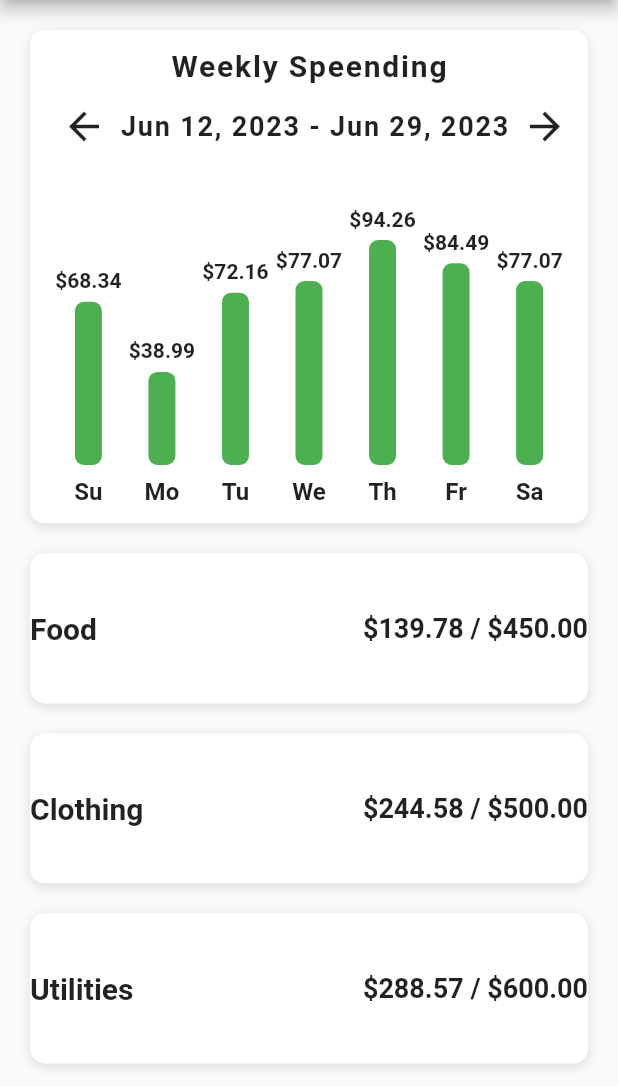
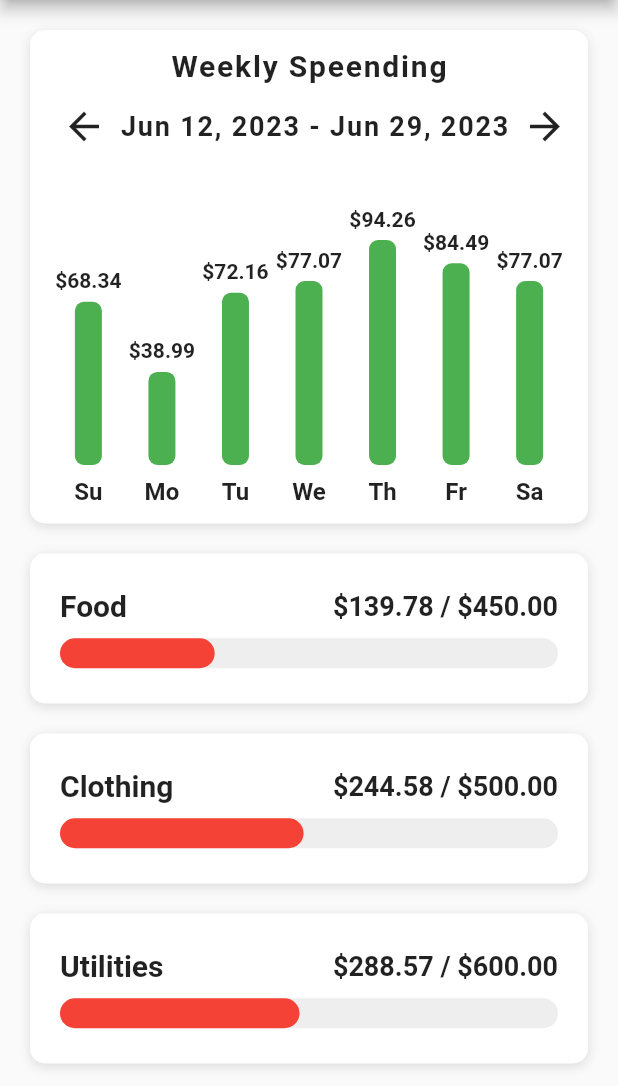
Before and after one commit to Alessandro124/CapitiniBudgetApp, a Flutter app: the screen it shows after launch, on a phone screen of 412 x 824 dp, the part 150-1236 px from its top. Run offline on Flutter 3.47's test engine with Material 2 defaults, Android fonts, the phone set to English and light mode, and no system bars.

Commit message:
layout-builder-done

```diff
--- a/lib/screens/home_screen.dart
+++ b/lib/screens/home_screen.dart
@@ -14,6 +14,7 @@ class HomeScreen extends StatefulWidget {
 class _HomeScreenState extends State<HomeScreen> {
   _buildCategory(Category category, double totalAmountSpend) {
     return Container(
+      padding: const EdgeInsets.all(20.0),
       margin: const EdgeInsets.symmetric(horizontal: 20.0, vertical: 10.0),
       height: 100.0,
       width: double.infinity,
@@ -42,13 +43,46 @@ class _HomeScreenState extends State<HomeScreen> {
                 ),
               ),
               Text(
-                '\$${(category.maxAmount - totalAmountSpend).toStringAsFixed(2)} / \$${category.maxAmount.toStringAsFixed (2)}',
+                '\$${(category.maxAmount - totalAmountSpend).toStringAsFixed(2)} / \$${category.maxAmount.toStringAsFixed(2)}',
                 style: const TextStyle(
                   fontSize: 18.0,
                   fontWeight: FontWeight.w600,
                 ),
               ),
             ],
+          ),
+          const SizedBox(height: 10.0),
+          LayoutBuilder(
+            builder: (BuildContext context, BoxConstraints constraints){
+
+              final double maxBarWidth = constraints.maxWidth;
+              final double percent = (category.maxAmount - totalAmountSpend) / category.maxAmount;
+              double barWidth = percent * maxBarWidth;
+
+              if(barWidth<0){
+                barWidth = 0;
+              }
+
+              return Stack(
+              children: [
+                Container(
+                  height: 20.0,
+                  decoration: BoxDecoration(
+                    color: Colors.grey[200],
+                    borderRadius: BorderRadius.circular(15.0),
+                  ),
+                ),
+                Container(
+                  height: 20.0,
+                  width: barWidth,
+                  decoration: BoxDecoration(
+                    color: Colors.red,
+                    borderRadius: BorderRadius.circular(15.0),
+                  ),
+                ),
+              ],
+            );
+            },
           )
         ],
       ),
```
